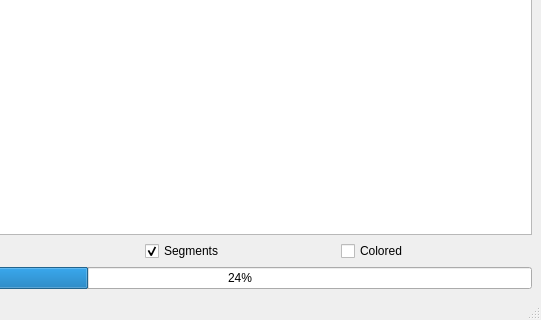
First picture: the form in GUI/SuperPixelSegmentationGUI.ui, repository daviddoria/SuperPixelSegmentation, before the edit; both pictures show x 651 to 1192 and y 391 to 711 of the 1192 by 711 pixel window.
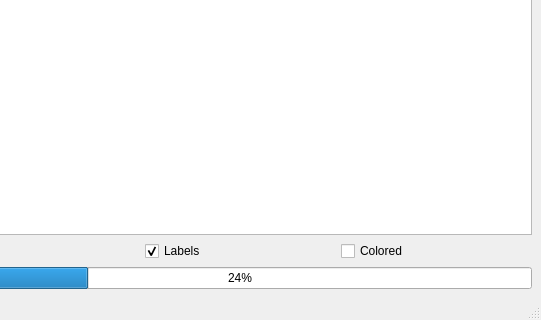
Second picture: the form after the edit. Custom widgets are drawn as their Qt base class.

```diff
--- a/GUI/SuperPixelSegmentationGUI.ui
+++ b/GUI/SuperPixelSegmentationGUI.ui
@@ -184,7 +184,7 @@
         <item>
          <widget class="QCheckBox" name="chkShowSegments">
           <property name="text">
-           <string>Segments</string>
+           <string>Labels</string>
           </property>
           <property name="checked">
            <bool>true</bool>
```
Left out of the diff: 4 changed lines with no effect on the pictures.
